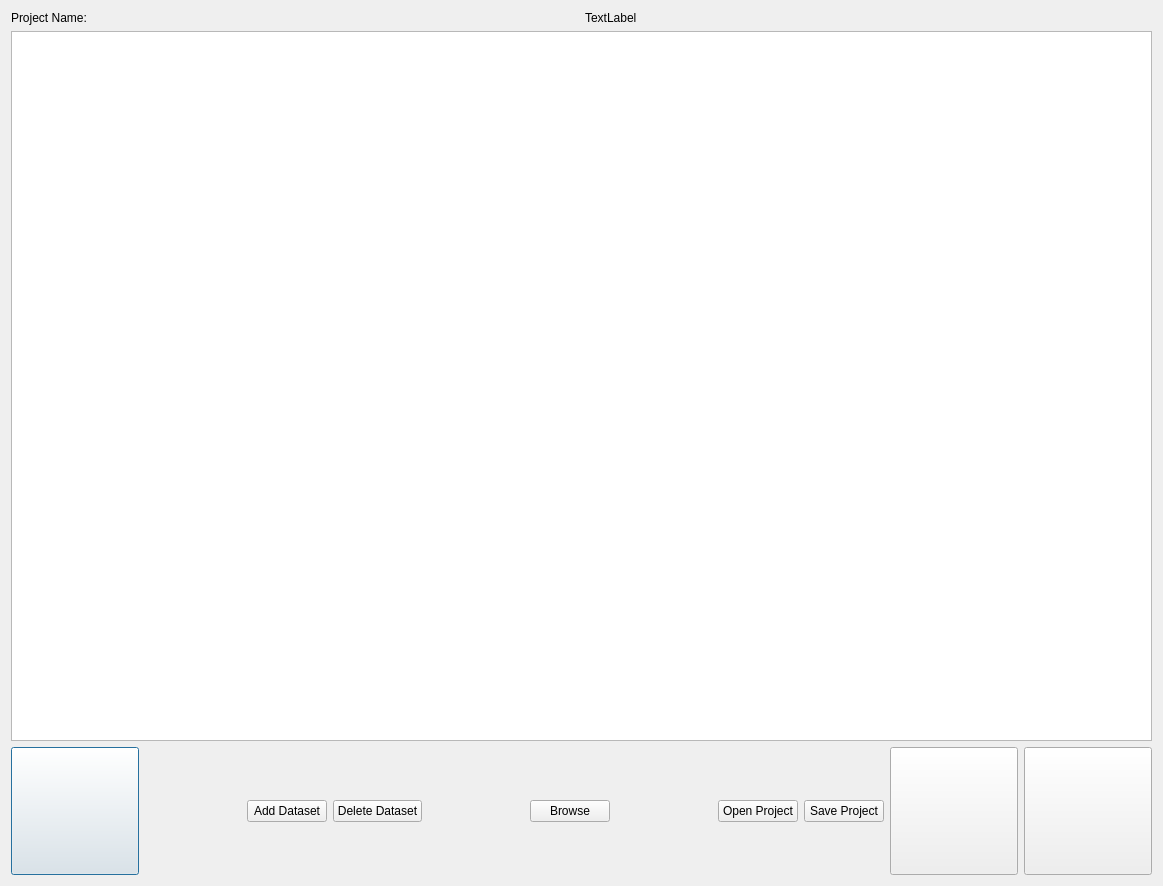
Old version of the form pyMT/GatewayGUI/new_project.ui in the repository eroots/pyMT.
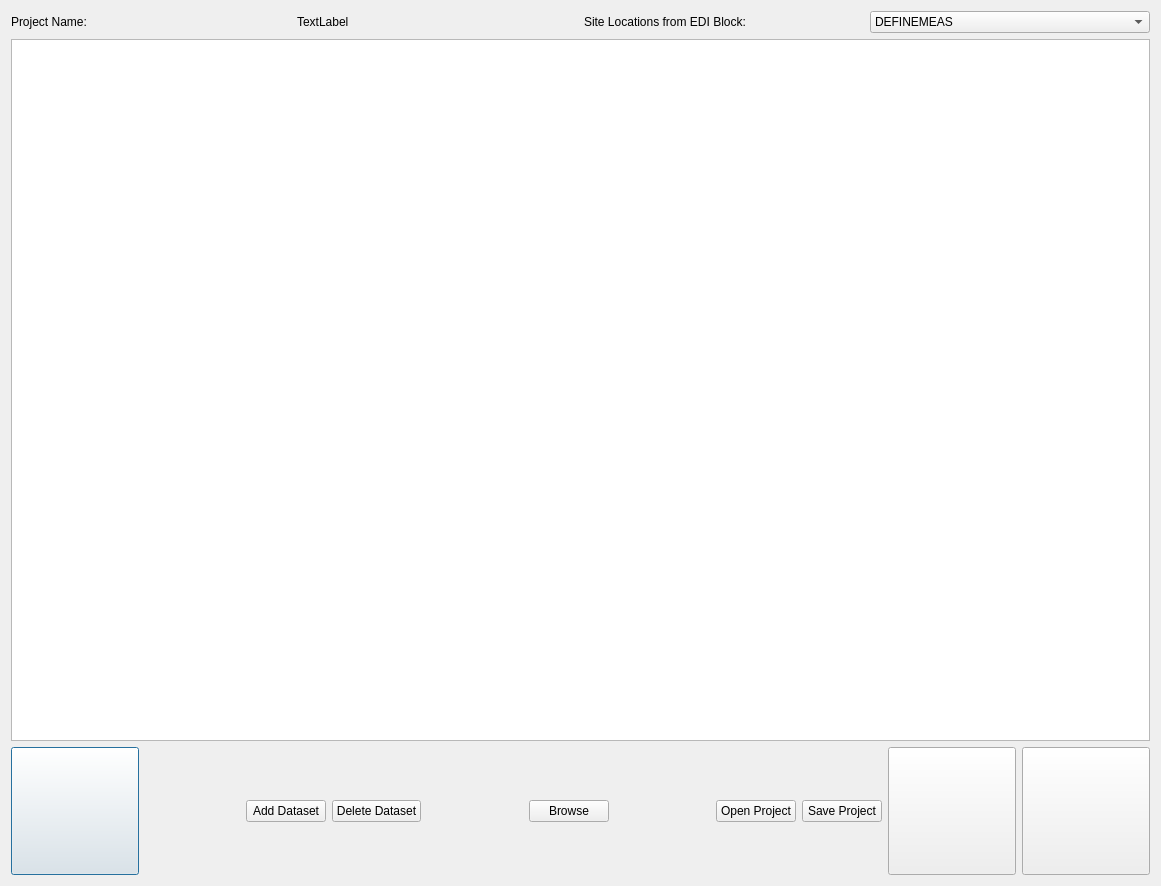
New version of the form.

Commit message: User can specify where to read locations from in edi file (default is definemeas)

The edit to the form file:
```diff
--- a/pyMT/GatewayGUI/new_project.ui
+++ b/pyMT/GatewayGUI/new_project.ui
@@ -6,7 +6,7 @@
    <rect>
     <x>0</x>
     <y>0</y>
-    <width>1163</width>
+    <width>1161</width>
     <height>886</height>
    </rect>
   </property>
@@ -30,6 +30,27 @@
        </property>
       </widget>
      </item>
+     <item>
+      <widget class="QLabel" name="label">
+       <property name="text">
+        <string>Site Locations from EDI Block:</string>
+       </property>
+      </widget>
+     </item>
+     <item>
+      <widget class="QComboBox" name="ediLocs">
+       <item>
+        <property name="text">
+         <string>DEFINEMEAS</string>
+        </property>
+       </item>
+       <item>
+        <property name="text">
+         <string>HEAD</string>
+        </property>
+       </item>
+      </widget>
+     </item>
     </layout>
    </item>
    <item row="10" column="1">
```
The commit also changes 3 other files.
